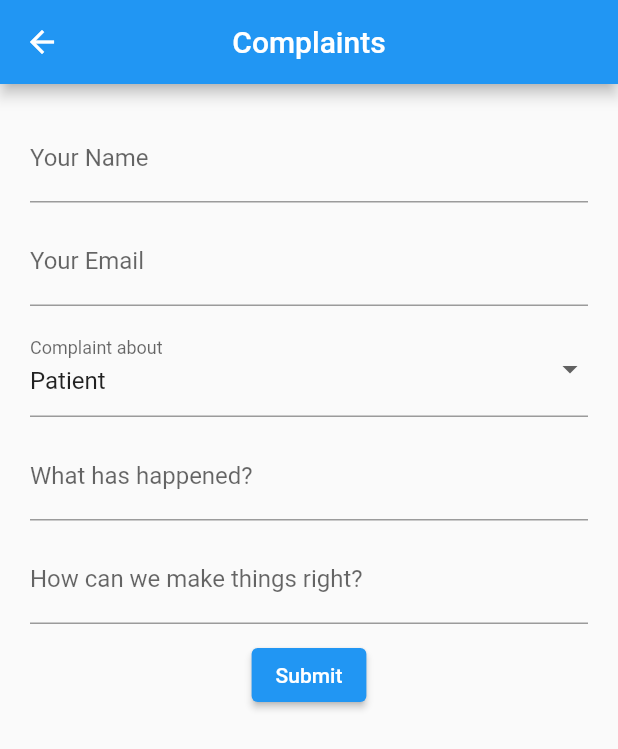
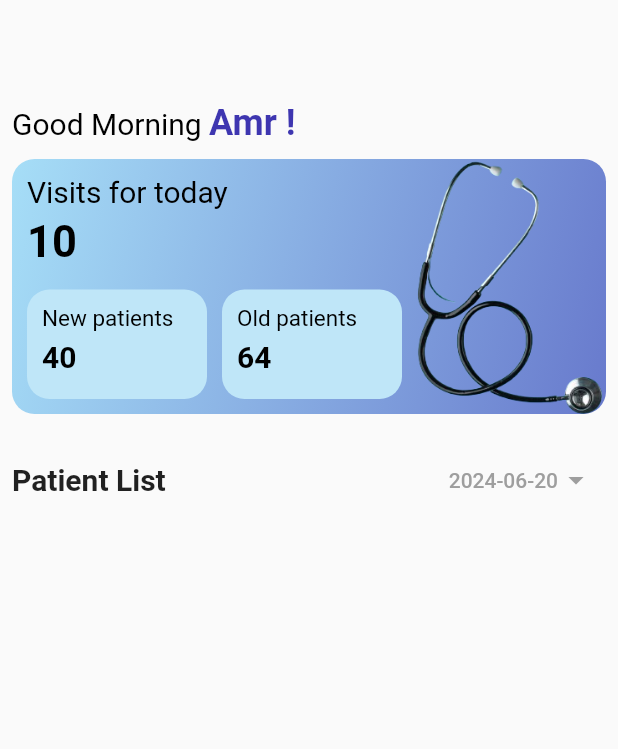
Before and after one commit to ahmed-elghabour/DoctorPlus_flutter, a Flutter app: the screen it shows after launch, on a phone screen of 412 x 824 dp. Shown: the top 749 px of the screen. Run offline on Flutter 3.47's test engine with Material 3 defaults, Android fonts, the light colour scheme and no system bars; our stand-ins replace awesome_dialog, bloc, cloud_firestore, file_picker, firebase_auth, firebase_core and 4 more; accounts and stored records are empty.

Commit message:
doctorHome

```diff
--- a/lib/main.dart
+++ b/lib/main.dart
@@ -1,4 +1,5 @@
 import 'package:doctor_plus/presentation/pages/complaints.dart';
+import 'package:doctor_plus/presentation/pages/doctor_home.dart';
 
 import 'utils/firebase_options.dart';
 import 'package:flutter/material.dart';
@@ -53,10 +54,11 @@ class MyApp extends StatelessWidget {
             Routes.register: (context) => const RegisterPage(),
             Routes.complaint: (context) => const ComplaintsPage(),
             Routes.registerFill: (context) => const RegisterFillData(),
+            Routes.doctorHome: (context) => const DoctorHome(),
           },
           initialRoute: SharedPreference().getBool(key: "isLogged") == true
               ? Routes.login
-              : Routes.complaint,
+              : Routes.doctorHome,
         );
       }),
     );
--- /dev/null
+++ b/lib/presentation/pages/doctor_home.dart
@@ -0,0 +1,48 @@
+import 'package:doctor_plus/presentation/widgets/doctorHome_info_card.dart';
+import 'package:doctor_plus/presentation/widgets/patient_list.dart';
+import 'package:doctor_plus/utils/greeting.dart';
+import 'package:flutter/material.dart';
+
+class DoctorHome extends StatefulWidget {
+  const DoctorHome({super.key});
+
+  @override
+  State<DoctorHome> createState() => _DoctorHomeState();
+}
+
+class _DoctorHomeState extends State<DoctorHome> {
+  final String doctorName = "Amr";
+  @override
+  Widget build(BuildContext context) {
+    return Scaffold(
+      body: SingleChildScrollView(
+        child: Padding(
+          padding: const EdgeInsets.all(8.0),
+          child: Column(
+            mainAxisAlignment: MainAxisAlignment.start,
+            crossAxisAlignment: CrossAxisAlignment.start,
+            children: [
+              //remove sized box later
+              const SizedBox(height: 60,),
+              RichText(
+                text: TextSpan(
+                  text: getGreeting(),
+                  style: const TextStyle(fontSize: 20, color: Colors.black),
+                  children: <TextSpan>[
+                    TextSpan(
+                      text: '$doctorName !',
+                      style: const TextStyle(fontWeight: FontWeight.bold, fontSize: 24, color: Color(0xFF3E36B0))
+                    )
+                  ]
+                ),
+              ),
+              const doctorHomeCard(),
+              const SizedBox(height: 20,),
+              const PatientList(),
+            ],
+          ),
+        ),
+      ),
+    );
+  }
+}
--- /dev/null
+++ b/lib/presentation/widgets/doctorHome_info_card.dart
@@ -0,0 +1,116 @@
+import 'package:flutter/material.dart';
+
+class doctorHomeCard extends StatefulWidget {
+  const doctorHomeCard({super.key});
+
+  @override
+  State<doctorHomeCard> createState() => _doctorHomeCardState();
+}
+
+class _doctorHomeCardState extends State<doctorHomeCard> {
+  final int patientsNumber = 10;
+  final int newPatients = 40;
+  final int oldPatients = 64;
+
+  @override
+  Widget build(BuildContext context) {
+    return Container(
+      margin: const EdgeInsets.only(top: 10),
+      width: MediaQuery.of(context).size.width,
+      height: 170,
+      decoration: const BoxDecoration(
+        gradient: LinearGradient(
+          begin: Alignment.topLeft,
+          end: Alignment(2.5, 1),
+          colors: <Color>[
+            Color(0xFFA6DEF7),
+            Color(0xFF3E36B0),
+          ],
+          tileMode: TileMode.clamp,
+        ),
+        image: DecorationImage(
+          image: AssetImage('assets/DoctorEquipment.png'),
+          fit: BoxFit.contain,
+          alignment: Alignment.centerRight
+        ),
+        borderRadius: BorderRadius.all(Radius.circular(15))
+      ),
+        child: Padding(
+          padding: const EdgeInsets.all(10.0),
+          child: Column(
+            mainAxisAlignment: MainAxisAlignment.start,
+            crossAxisAlignment: CrossAxisAlignment.start,
+            children: [
+              const Text(
+                'Visits for today',
+                style: TextStyle(fontSize: 20, color: Colors.black),
+              ),
+              const SizedBox(height: 5,),
+              Text(
+                '$patientsNumber',
+                style: const TextStyle(fontSize: 29, color: Colors.black, fontWeight: FontWeight.bold),
+              ),
+              const SizedBox(height: 15,),
+              Expanded(
+                child: Row(
+                  children: [
+                    Container(
+                      width: 120,
+                      decoration: const BoxDecoration(
+                        color: Color.fromARGB(255, 191, 230, 248),
+                        borderRadius: BorderRadius.all(Radius.circular(15)),
+                      ),
+                      child: Padding(
+                        padding: const EdgeInsets.all(10.0),
+                        child: Column(
+                          mainAxisAlignment: MainAxisAlignment.start,
+                          crossAxisAlignment: CrossAxisAlignment.start,
+                          children: [
+                            const Text(
+                              'New patients',
+                              style: TextStyle(fontSize: 15, color: Colors.black),
+                            ),
+                            const SizedBox(height: 5,),
+                            Text(
+                              '$newPatients',
+                              style: const TextStyle(fontSize: 20, color: Colors.black, fontWeight: FontWeight.bold),
+                            ),
+                          ]
+                        )
+                      ),
+                    ),
+                    const SizedBox(width: 10,),
+                    Container(
+                      width: 120,
+                      decoration: const BoxDecoration(
+                        color: Color.fromARGB(255, 191, 230, 248),
+                        borderRadius: BorderRadius.all(Radius.circular(15)),
+                      ),
+                      child: Padding(
+                        padding: const EdgeInsets.all(10.0),
+                        child: Column(
+                          mainAxisAlignment: MainAxisAlignment.start,
+                          crossAxisAlignment: CrossAxisAlignment.start,
+                          children: [
+                            const Text(
+                              'Old patients',
+                              style: TextStyle(fontSize: 15, color: Colors.black),
+                            ),
+                            const SizedBox(height: 5,),
+                            Text(
+                              '$oldPatients',
+                              style: const TextStyle(fontSize: 20, color: Colors.black, fontWeight: FontWeight.bold),
+                            ),
+                          ]
+                        )
+                      ),
+                    ),
+                  ],
+                ),
+              )
+            ],
+          ),
+        ),
+    );
+  }
+}
--- /dev/null
+++ b/lib/presentation/widgets/patient_list.dart
@@ -0,0 +1,65 @@
+import 'package:flutter/material.dart';
+import 'package:flutter/widgets.dart';
+import 'package:intl/intl.dart';
+
+class PatientList extends StatefulWidget {
+  const PatientList({super.key});
+
+  @override
+  State<PatientList> createState() => _PatientListState();
+}
+
+class _PatientListState extends State<PatientList> {
+  String datePicked = DateFormat('yyyy-MM-dd').format(DateTime.now());
+
+  @override
+  Widget build(BuildContext context) {
+    return Column(
+      children: [
+        Row(
+          mainAxisAlignment: MainAxisAlignment.spaceBetween,
+          children: [
+            const Text(
+              "Patient List",
+              style: TextStyle(
+                fontSize: 20,
+                fontWeight: FontWeight.bold
+              ),
+              ),
+              TextButton(
+                child: Row(
+                  children: [
+                    Text(
+                      datePicked,
+                      style: const TextStyle(
+                        fontSize: 14,
+                        color: Colors.grey
+                      ),
+                    ),
+                    const Icon(
+                      Icons.arrow_drop_down,
+                      color: Colors.grey,
+                    )
+                  ],
+                ),
+                onPressed: () async {
+                  final DateTime? picked = await showDatePicker(
+                      context: context,
+                      helpText: "Select date to pick",
+                      initialDate: DateTime.now(),
+                      firstDate: DateTime(DateTime.now().year, DateTime.now().month - 3),
+                      lastDate: DateTime(DateTime.now().year, DateTime.now().month + 1),
+                  );
+                  if (picked != null) {
+                    setState(() {
+                      datePicked = DateFormat('yyyy-MM-dd').format(picked);
+                    });
+                  }
+                },
+              )
+          ],
+        )
+      ],
+    );
+  }
+}
--- /dev/null
+++ b/lib/utils/greeting.dart
@@ -0,0 +1,8 @@
+String getGreeting() {
+  final now = DateTime.now();
+  if (now.hour < 12) {
+    return 'Good Morning ';
+  } else {
+    return 'Good Evening ';
+  }
+}
--- a/lib/utils/routes.dart
+++ b/lib/utils/routes.dart
@@ -6,5 +6,6 @@ class Routes {
   // A.Rahman
   static const String profile = "user/profile";
   static const String complaint = "/profile/complaint";
+  static const String doctorHome = "/doctor";
   // end
 }
```
Also changed, not shown: assets/DoctorEquipment.png (added).
